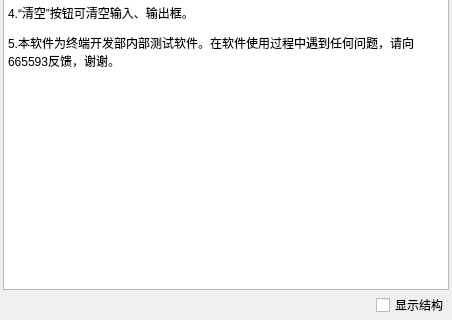
Above: UI/main_window.ui from KayFelicities/698trans before the change; both pictures show x 0 to 452 and y 283 to 603 of the 452 by 603 pixel window. Below: the same form after it.
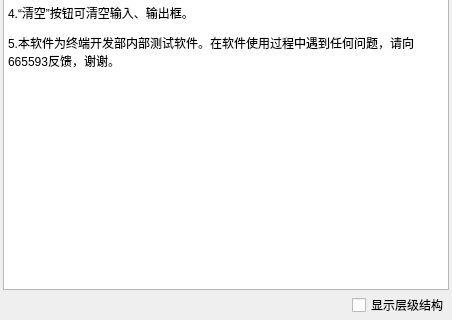
That is the form after the change. Icons and pictures are not drawn.

Patch:
```diff
--- a/UI/main_window.ui
+++ b/UI/main_window.ui
@@ -222,7 +222,7 @@
         <item>
          <widget class="QCheckBox" name="checkBox">
           <property name="text">
-           <string>显示结构</string>
+           <string>显示层级结构</string>
           </property>
          </widget>
         </item>
```
Left out of the diff: 5 changed lines with no effect on the pictures.
